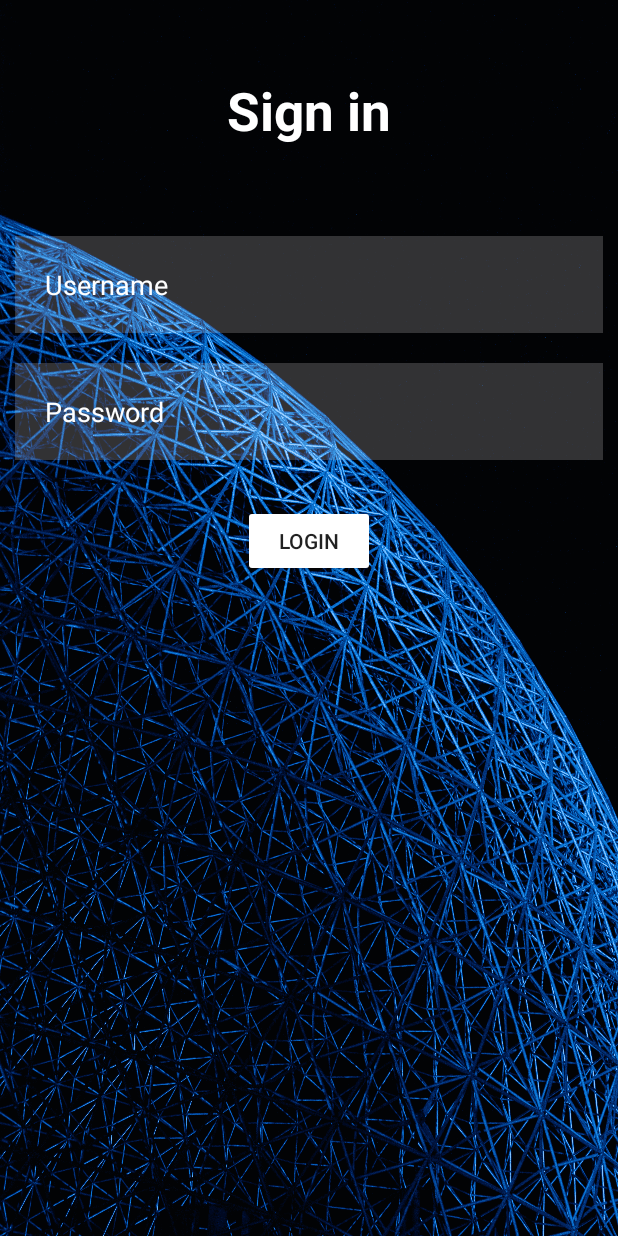
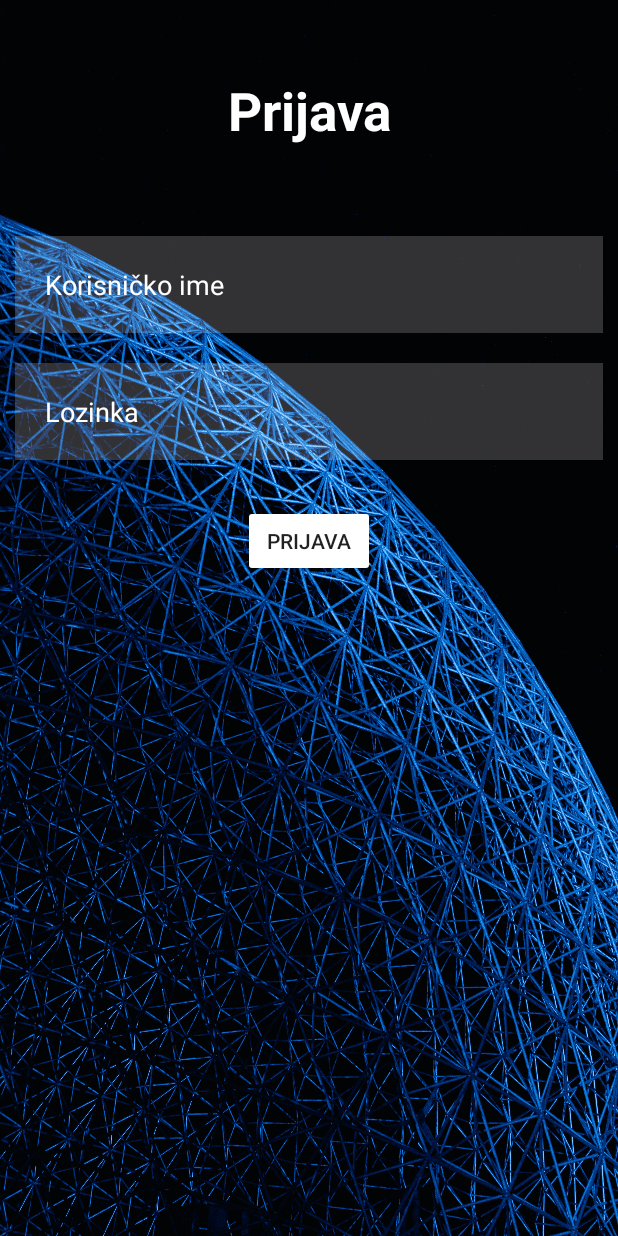
Before and after one commit to MarkoCuk54/AluProfile-Detection-AndroidApp, an Android app: the Login screen opened directly, with no data from a screen before it, on a phone screen of 412 x 824 dp. Run offline under Robolectric (Android 15) with nearby library versions, the phone set to English and light mode, and no system bars.

```diff
--- a/app/src/main/res/layout/activity_login.xml
+++ b/app/src/main/res/layout/activity_login.xml
@@ -8,28 +8,34 @@
     tools:context=".Login">
 
     <TextView
+        android:id="@+id/signin"
         android:layout_width="match_parent"
         android:layout_height="wrap_content"
-        android:id="@+id/signin"
-        android:text="Sign in"
+        android:layout_marginStart="50dp"
+        android:layout_marginTop="50dp"
+        android:layout_marginEnd="50dp"
+        android:layout_marginBottom="50dp"
+        android:gravity="center"
+        android:text="Prijava"
         android:textColor="@color/white"
         android:textSize="35dp"
-        android:textStyle="bold"
-        android:layout_margin="50dp"
-        android:gravity="center"/>
+        android:textStyle="bold" />
 
     <EditText
+        android:id="@+id/username"
         android:layout_width="match_parent"
         android:layout_height="wrap_content"
-        android:id="@+id/username"
         android:layout_below="@id/signin"
+        android:layout_marginStart="10dp"
+        android:layout_marginTop="10dp"
+        android:layout_marginEnd="10dp"
+        android:layout_marginBottom="10dp"
         android:background="#30ffffff"
-        android:hint="Username"
-        android:textColorHint="@color/white"
+        android:drawablePadding="20dp"
+        android:hint="Korisničko ime"
+        android:padding="20dp"
         android:textColor="@color/white"
-        android:layout_margin="10dp"
-        android:padding="20dp"
-        android:drawablePadding="20dp"/>
+        android:textColorHint="@color/white" />
 
     <EditText
         android:id="@+id/password"
@@ -42,7 +48,7 @@
         android:layout_marginBottom="10dp"
         android:background="#30ffffff"
         android:drawablePadding="20dp"
-        android:hint="Password"
+        android:hint="Lozinka"
         android:inputType="textPassword"
         android:padding="20dp"
         android:textColor="@color/white"
@@ -59,7 +65,7 @@
         android:layout_marginEnd="20dp"
         android:layout_marginBottom="20dp"
         android:backgroundTint="@color/white"
-        android:text="LOGIN" />
+        android:text="PRIJAVA" />
 
 
 
```
Also changed, not shown: app/src/main/res/layout/activity_main.xml (+12 -15 lines), app/src/main/res/drawable/emerus_splash_2.png (added), app/src/main/res/drawable/splash_background.jpg, 1 other file.
